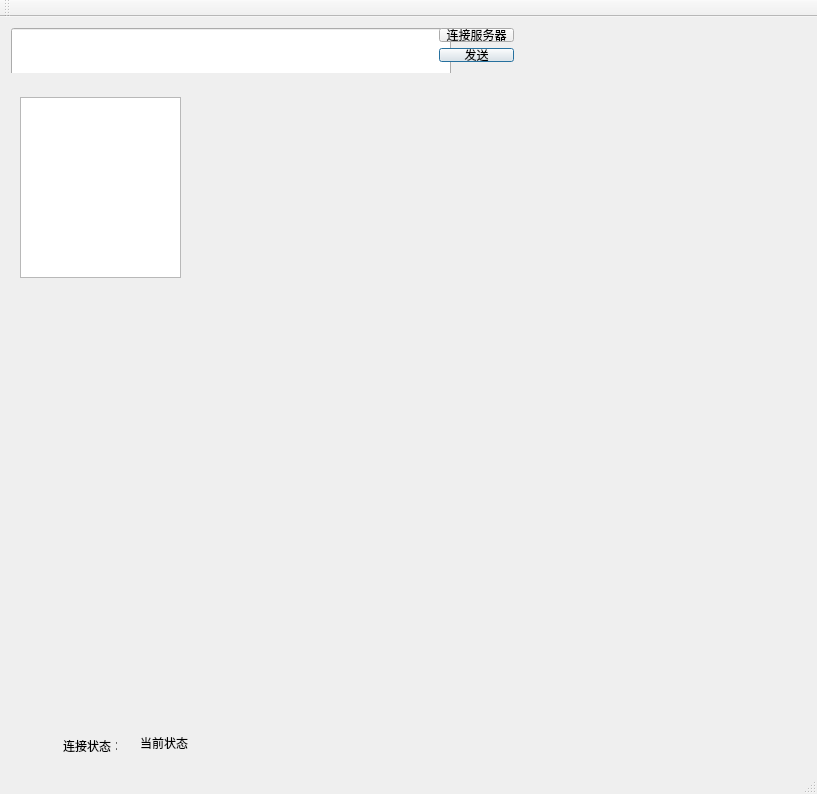
Qt form MyCar_WIFI/mainwindow.ui (LeatherWang/MyCar_WIFI) before a commit.
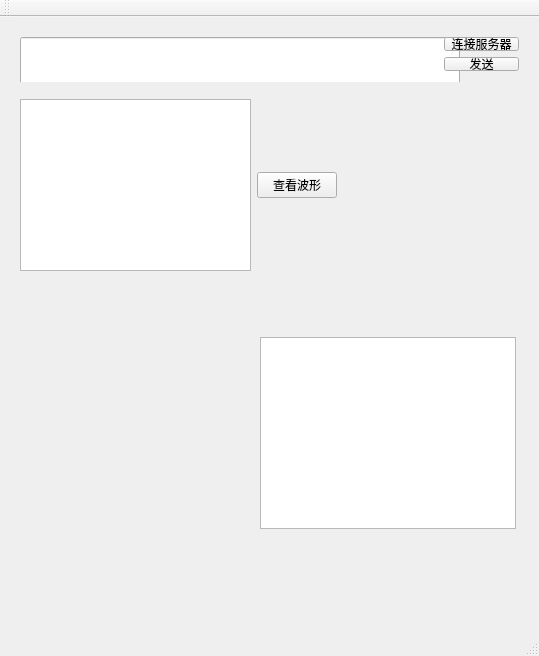
The same form after that commit. Custom widgets are drawn as their Qt base class.

```diff
--- a/MyCar_WIFI/mainwindow.ui
+++ b/MyCar_WIFI/mainwindow.ui
@@ -6,40 +6,20 @@
    <rect>
     <x>0</x>
     <y>0</y>
-    <width>817</width>
-    <height>794</height>
+    <width>539</width>
+    <height>656</height>
    </rect>
   </property>
   <property name="windowTitle">
    <string>MainWindow</string>
   </property>
   <widget class="QWidget" name="centralWidget">
-   <widget class="QTextBrowser" name="textBrowser">
-    <property name="geometry">
-     <rect>
-      <x>20</x>
-      <y>80</y>
-      <width>161</width>
-      <height>181</height>
-     </rect>
-    </property>
-   </widget>
-   <widget class="QCustomPlot" name="customPlot" native="true">
-    <property name="geometry">
-     <rect>
-      <x>210</x>
-      <y>90</y>
-      <width>591</width>
-      <height>611</height>
-     </rect>
-    </property>
-   </widget>
    <widget class="QWidget" name="layoutWidget">
     <property name="geometry">
      <rect>
-      <x>0</x>
-      <y>0</y>
-      <width>525</width>
+      <x>9</x>
+      <y>9</y>
+      <width>521</width>
       <height>56</height>
      </rect>
     </property>
@@ -105,7 +85,7 @@
           <bool>false</bool>
          </property>
          <property name="default">
-          <bool>true</bool>
+          <bool>false</bool>
          </property>
          <property name="flat">
           <bool>false</bool>
@@ -116,55 +96,87 @@
      </item>
     </layout>
    </widget>
-   <widget class="QLabel" name="messageLabel">
+   <widget class="QWidget" name="layoutWidget">
     <property name="geometry">
      <rect>
-      <x>140</x>
-      <y>720</y>
-      <width>460</width>
-      <height>12</height>
-     </rect>
-    </property>
-    <property name="minimumSize">
-     <size>
-      <width>460</width>
-      <height>0</height>
-     </size>
-    </property>
-    <property name="maximumSize">
-     <size>
-      <width>460</width>
-      <height>16777215</height>
-     </size>
-    </property>
-    <property name="text">
-     <string>当前状态</string>
-    </property>
-   </widget>
-   <widget class="QLabel" name="label">
-    <property name="geometry">
-     <rect>
-      <x>63</x>
-      <y>721</y>
-      <width>54</width>
+      <x>9</x>
+      <y>576</y>
+      <width>521</width>
       <height>16</height>
      </rect>
     </property>
-    <property name="minimumSize">
-     <size>
-      <width>54</width>
-      <height>0</height>
-     </size>
+    <layout class="QHBoxLayout" name="horizontalLayout">
+     <item>
+      <widget class="QLabel" name="label">
+       <property name="minimumSize">
+        <size>
+         <width>54</width>
+         <height>0</height>
+        </size>
+       </property>
+       <property name="maximumSize">
+        <size>
+         <width>54</width>
+         <height>16777215</height>
+        </size>
+       </property>
+       <property name="text">
+        <string>连接状态：</string>
+       </property>
+      </widget>
+     </item>
+     <item>
+      <widget class="QLabel" name="messageLabel">
+       <property name="minimumSize">
+        <size>
+         <width>460</width>
+         <height>0</height>
+        </size>
+       </property>
+       <property name="maximumSize">
+        <size>
+         <width>460</width>
+         <height>16777215</height>
+        </size>
+       </property>
+       <property name="text">
+        <string>当前状态</string>
+       </property>
+      </widget>
+     </item>
+    </layout>
+   </widget>
+   <widget class="QTextBrowser" name="textBrowserSerial">
+    <property name="geometry">
+     <rect>
+      <x>260</x>
+      <y>320</y>
+      <width>256</width>
+      <height>192</height>
+     </rect>
     </property>
-    <property name="maximumSize">
-     <size>
-      <width>54</width>
-      <height>16777215</height>
-     </size>
+   </widget>
+   <widget class="QWidget" name="">
+    <property name="geometry">
+     <rect>
+      <x>9</x>
+      <y>71</y>
+      <width>339</width>
+      <height>194</height>
+     </rect>
     </property>
-    <property name="text">
-     <string>连接状态：</string>
-    </property>
+    <layout class="QHBoxLayout" name="horizontalLayout_3">
+     <item>
+      <widget class="QTextBrowser" name="textBrowser"/>
+     </item>
+     <item>
+      <widget class="QPushButton" name="pushButton_3">
+       <property name="text">
+        <string>查看波形</string>
+       </property>
+      </widget>
+     </item>
+    </layout>
    </widget>
   </widget>
   <widget class="QMenuBar" name="menuBar">
@@ -188,14 +200,6 @@
   <widget class="QStatusBar" name="statusBar"/>
  </widget>
  <layoutdefault spacing="6" margin="11"/>
- <customwidgets>
-  <customwidget>
-   <class>QCustomPlot</class>
-   <extends>QWidget</extends>
-   <header>../../qcustomplot.h</header>
-   <container>1</container>
-  </customwidget>
- </customwidgets>
  <resources/>
  <connections/>
 </ui>
```
Left out of the diff: 8 changed lines with no effect on the pictures.
